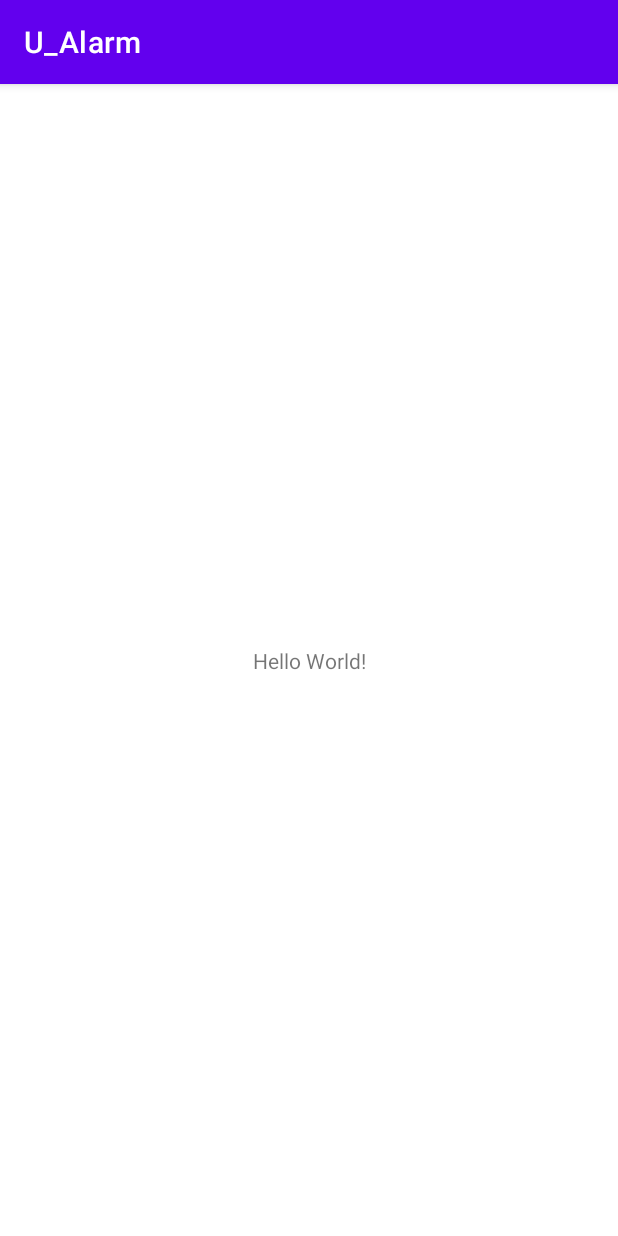
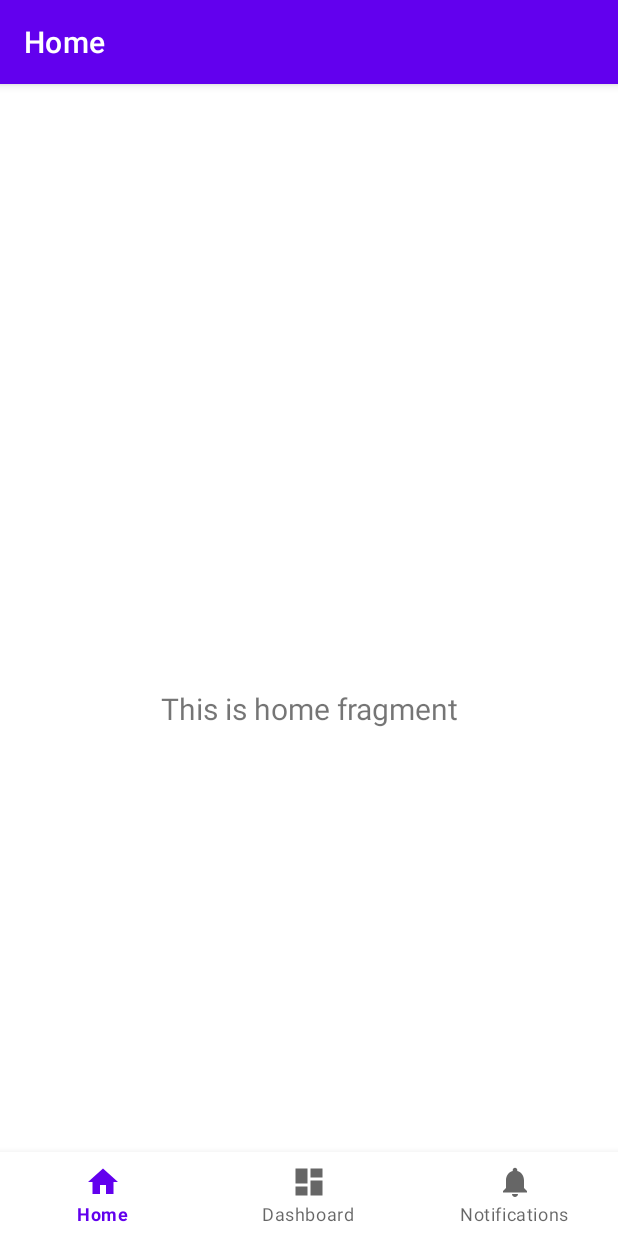
Before and after one commit to rmezameza/hci-team312-alarm-app, an Android app: the screen it shows after launch (MainActivity), on a phone screen of 412 x 824 dp. Run offline under Robolectric (Android 15) with nearby library versions, the phone set to English and light mode, and no system bars; our stand-ins replace navigation-ui.

Commit message:
Change of initial template
Changed initial template from "Empty Activity" to "Navigation Bottom Activity".

```diff
--- a/app/src/main/AndroidManifest.xml
+++ b/app/src/main/AndroidManifest.xml
@@ -9,6 +9,7 @@
         android:roundIcon="@mipmap/ic_launcher_round"
         android:supportsRtl="true"
         android:theme="@style/Theme.U_Alarm">
+
         <activity android:name=".MainActivity">
             <intent-filter>
                 <action android:name="android.intent.action.MAIN" />
--- a/app/src/main/java/at/ac/univie/hci/u_alarm/MainActivity.java
+++ b/app/src/main/java/at/ac/univie/hci/u_alarm/MainActivity.java
@@ -1,14 +1,37 @@
 package at.ac.univie.hci.u_alarm;
-
-import androidx.appcompat.app.AppCompatActivity;
 
 import android.os.Bundle;
 
+import com.google.android.material.bottomnavigation.BottomNavigationView;
+
+import androidx.appcompat.app.AppCompatActivity;
+import androidx.navigation.NavController;
+import androidx.navigation.Navigation;
+import androidx.navigation.ui.AppBarConfiguration;
+import androidx.navigation.ui.NavigationUI;
+
+import at.ac.univie.hci.u_alarm.databinding.ActivityMainBinding;
+
 public class MainActivity extends AppCompatActivity {
+
+    private ActivityMainBinding binding;
 
     @Override
     protected void onCreate(Bundle savedInstanceState) {
         super.onCreate(savedInstanceState);
-        setContentView(R.layout.activity_main);
+
+        binding = ActivityMainBinding.inflate(getLayoutInflater());
+        setContentView(binding.getRoot());
+
+        BottomNavigationView navView = findViewById(R.id.nav_view);
+        // Passing each menu ID as a set of Ids because each
+        // menu should be considered as top level destinations.
+        AppBarConfiguration appBarConfiguration = new AppBarConfiguration.Builder(
+                R.id.navigation_home, R.id.navigation_dashboard, R.id.navigation_notifications)
+                .build();
+        NavController navController = Navigation.findNavController(this, R.id.nav_host_fragment_activity_main);
+        NavigationUI.setupActionBarWithNavController(this, navController, appBarConfiguration);
+        NavigationUI.setupWithNavController(binding.navView, navController);
     }
+
 }
--- /dev/null
+++ b/app/src/main/java/at/ac/univie/hci/u_alarm/ui/home/HomeFragment.java
@@ -0,0 +1,46 @@
+package at.ac.univie.hci.u_alarm.ui.home;
+
+import android.os.Bundle;
+import android.view.LayoutInflater;
+import android.view.View;
+import android.view.ViewGroup;
+import android.widget.TextView;
+
+import androidx.annotation.NonNull;
+import androidx.annotation.Nullable;
+import androidx.fragment.app.Fragment;
+import androidx.lifecycle.Observer;
+import androidx.lifecycle.ViewModelProvider;
+
+import at.ac.univie.hci.u_alarm.R;
+import at.ac.univie.hci.u_alarm.databinding.FragmentHomeBinding;
+
+public class HomeFragment extends Fragment {
+
+    private HomeViewModel homeViewModel;
+    private FragmentHomeBinding binding;
+
+    public View onCreateView(@NonNull LayoutInflater inflater,
+                             ViewGroup container, Bundle savedInstanceState) {
+        homeViewModel =
+                new ViewModelProvider(this).get(HomeViewModel.class);
+
+        binding = FragmentHomeBinding.inflate(inflater, container, false);
+        View root = binding.getRoot();
+
+        final TextView textView = binding.textHome;
+        homeViewModel.getText().observe(getViewLifecycleOwner(), new Observer<String>() {
+            @Override
+            public void onChanged(@Nullable String s) {
+                textView.setText(s);
+            }
+        });
+        return root;
+    }
+
+    @Override
+    public void onDestroyView() {
+        super.onDestroyView();
+        binding = null;
+    }
+}
--- /dev/null
+++ b/app/src/main/java/at/ac/univie/hci/u_alarm/ui/home/HomeViewModel.java
@@ -0,0 +1,19 @@
+package at.ac.univie.hci.u_alarm.ui.home;
+
+import androidx.lifecycle.LiveData;
+import androidx.lifecycle.MutableLiveData;
+import androidx.lifecycle.ViewModel;
+
+public class HomeViewModel extends ViewModel {
+
+    private MutableLiveData<String> mText;
+
+    public HomeViewModel() {
+        mText = new MutableLiveData<>();
+        mText.setValue("This is home fragment");
+    }
+
+    public LiveData<String> getText() {
+        return mText;
+    }
+}
--- /dev/null
+++ b/app/src/main/res/drawable/ic_dashboard_black_24dp.xml
@@ -0,0 +1,9 @@
+<vector xmlns:android="http://schemas.android.com/apk/res/android"
+    android:width="24dp"
+    android:height="24dp"
+    android:viewportWidth="24.0"
+    android:viewportHeight="24.0">
+    <path
+        android:fillColor="#FF000000"
+        android:pathData="M3,13h8L11,3L3,3v10zM3,21h8v-6L3,15v6zM13,21h8L21,11h-8v10zM13,3v6h8L21,3h-8z" />
+</vector>
--- /dev/null
+++ b/app/src/main/res/drawable/ic_home_black_24dp.xml
@@ -0,0 +1,9 @@
+<vector xmlns:android="http://schemas.android.com/apk/res/android"
+    android:width="24dp"
+    android:height="24dp"
+    android:viewportWidth="24.0"
+    android:viewportHeight="24.0">
+    <path
+        android:fillColor="#FF000000"
+        android:pathData="M10,20v-6h4v6h5v-8h3L12,3 2,12h3v8z" />
+</vector>
--- /dev/null
+++ b/app/src/main/res/drawable/ic_notifications_black_24dp.xml
@@ -0,0 +1,9 @@
+<vector xmlns:android="http://schemas.android.com/apk/res/android"
+    android:width="24dp"
+    android:height="24dp"
+    android:viewportWidth="24.0"
+    android:viewportHeight="24.0">
+    <path
+        android:fillColor="#FF000000"
+        android:pathData="M12,22c1.1,0 2,-0.9 2,-2h-4c0,1.1 0.89,2 2,2zM18,16v-5c0,-3.07 -1.64,-5.64 -4.5,-6.32L13.5,4c0,-0.83 -0.67,-1.5 -1.5,-1.5s-1.5,0.67 -1.5,1.5v0.68C7.63,5.36 6,7.92 6,11v5l-2,2v1h16v-1l-2,-2z" />
+</vector>
--- a/app/src/main/res/layout/activity_main.xml
+++ b/app/src/main/res/layout/activity_main.xml
@@ -1,18 +1,31 @@
 <?xml version="1.0" encoding="utf-8"?>
 <androidx.constraintlayout.widget.ConstraintLayout xmlns:android="http://schemas.android.com/apk/res/android"
     xmlns:app="http://schemas.android.com/apk/res-auto"
-    xmlns:tools="http://schemas.android.com/tools"
+    android:id="@+id/container"
     android:layout_width="match_parent"
     android:layout_height="match_parent"
-    tools:context=".MainActivity">
+    android:paddingTop="?attr/actionBarSize">
 
-    <TextView
-        android:layout_width="wrap_content"
+    <fragment
+        android:id="@+id/nav_host_fragment_activity_main"
+        android:name="androidx.navigation.fragment.NavHostFragment"
+        android:layout_width="match_parent"
+        android:layout_height="match_parent"
+        app:defaultNavHost="true"
+        app:layout_constraintBottom_toTopOf="@id/nav_view"
+        app:layout_constraintLeft_toLeftOf="parent"
+        app:layout_constraintRight_toRightOf="parent"
+        app:layout_constraintTop_toTopOf="parent"
+        app:navGraph="@navigation/mobile_navigation" />
+
+    <com.google.android.material.bottomnavigation.BottomNavigationView
+        android:id="@+id/nav_view"
+        android:layout_width="0dp"
         android:layout_height="wrap_content"
-        android:text="Hello World!"
+        android:background="?android:attr/windowBackground"
         app:layout_constraintBottom_toBottomOf="parent"
         app:layout_constraintLeft_toLeftOf="parent"
         app:layout_constraintRight_toRightOf="parent"
-        app:layout_constraintTop_toTopOf="parent" />
+        app:menu="@menu/bottom_nav_menu" />
 
 </androidx.constraintlayout.widget.ConstraintLayout>
--- /dev/null
+++ b/app/src/main/res/layout/fragment_home.xml
@@ -0,0 +1,22 @@
+<?xml version="1.0" encoding="utf-8"?>
+<androidx.constraintlayout.widget.ConstraintLayout xmlns:android="http://schemas.android.com/apk/res/android"
+    xmlns:app="http://schemas.android.com/apk/res-auto"
+    xmlns:tools="http://schemas.android.com/tools"
+    android:layout_width="match_parent"
+    android:layout_height="match_parent"
+    tools:context=".ui.home.HomeFragment">
+
+    <TextView
+        android:id="@+id/text_home"
+        android:layout_width="match_parent"
+        android:layout_height="wrap_content"
+        android:layout_marginStart="8dp"
+        android:layout_marginTop="8dp"
+        android:layout_marginEnd="8dp"
+        android:textAlignment="center"
+        android:textSize="20sp"
+        app:layout_constraintBottom_toBottomOf="parent"
+        app:layout_constraintEnd_toEndOf="parent"
+        app:layout_constraintStart_toStartOf="parent"
+        app:layout_constraintTop_toTopOf="parent" />
+</androidx.constraintlayout.widget.ConstraintLayout>
--- /dev/null
+++ b/app/src/main/res/menu/bottom_nav_menu.xml
@@ -0,0 +1,19 @@
+<?xml version="1.0" encoding="utf-8"?>
+<menu xmlns:android="http://schemas.android.com/apk/res/android">
+
+    <item
+        android:id="@+id/navigation_home"
+        android:icon="@drawable/ic_home_black_24dp"
+        android:title="@string/title_home" />
+
+    <item
+        android:id="@+id/navigation_dashboard"
+        android:icon="@drawable/ic_dashboard_black_24dp"
+        android:title="@string/title_dashboard" />
+
+    <item
+        android:id="@+id/navigation_notifications"
+        android:icon="@drawable/ic_notifications_black_24dp"
+        android:title="@string/title_notifications" />
+
+</menu>
--- /dev/null
+++ b/app/src/main/res/navigation/mobile_navigation.xml
@@ -0,0 +1,25 @@
+<?xml version="1.0" encoding="utf-8"?>
+<navigation xmlns:android="http://schemas.android.com/apk/res/android"
+    xmlns:app="http://schemas.android.com/apk/res-auto"
+    xmlns:tools="http://schemas.android.com/tools"
+    android:id="@+id/mobile_navigation"
+    app:startDestination="@+id/navigation_home">
+
+    <fragment
+        android:id="@+id/navigation_home"
+        android:name="at.ac.univie.hci.u_alarm.ui.home.HomeFragment"
+        android:label="@string/title_home"
+        tools:layout="@layout/fragment_home" />
+
+    <fragment
+        android:id="@+id/navigation_dashboard"
+        android:name="at.ac.univie.hci.u_alarm.ui.dashboard.DashboardFragment"
+        android:label="@string/title_dashboard"
+        tools:layout="@layout/fragment_dashboard" />
+
+    <fragment
+        android:id="@+id/navigation_notifications"
+        android:name="at.ac.univie.hci.u_alarm.ui.notifications.NotificationsFragment"
+        android:label="@string/title_notifications"
+        tools:layout="@layout/fragment_notifications" />
+</navigation>
--- /dev/null
+++ b/app/src/main/res/values/dimens.xml
@@ -0,0 +1,5 @@
+<resources>
+    <!-- Default screen margins, per the Android Design guidelines. -->
+    <dimen name="activity_horizontal_margin">16dp</dimen>
+    <dimen name="activity_vertical_margin">16dp</dimen>
+</resources>
--- a/app/src/main/res/values/strings.xml
+++ b/app/src/main/res/values/strings.xml
@@ -1,3 +1,7 @@
 <resources>
     <string name="app_name">U_Alarm</string>
+    <string name="title_activity_main">MainActivity</string>
+    <string name="title_home">Home</string>
+    <string name="title_dashboard">Dashboard</string>
+    <string name="title_notifications">Notifications</string>
 </resources>
```
Also changed, not shown: app/build.gradle (+7 -0 lines), app/src/main/java/at/ac/univie/hci/u_alarm/ui/dashboard/DashboardFragment.java (added, +46 -0 lines), app/src/main/java/at/ac/univie/hci/u_alarm/ui/dashboard/DashboardViewModel.java (added, +19 -0 lines), app/src/main/java/at/ac/univie/hci/u_alarm/ui/notifications/NotificationsFragment.java (added, +46 -0 lines), app/src/main/java/at/ac/univie/hci/u_alarm/ui/notifications/NotificationsViewModel.java (added, +19 -0 lines), app/src/main/res/layout/fragment_dashboard.xml (added, +22 -0 lines), app/src/main/res/layout/fragment_notifications.xml (added, +22 -0 lines).
